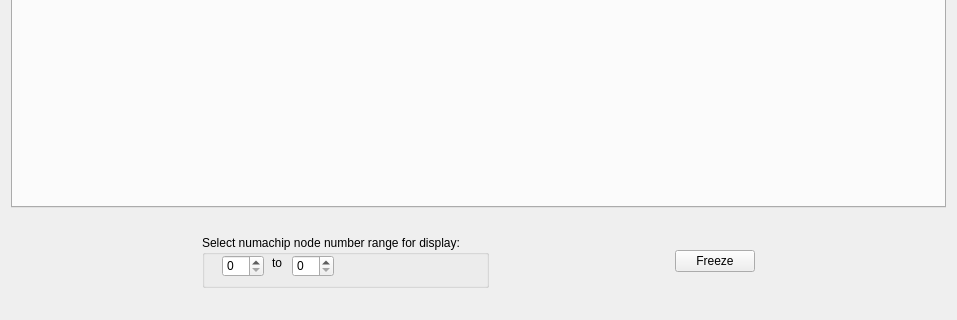
Qt form os/nc-gui/nc-stat3/mpistat.ui (numascale/nc-utils) before a commit; both pictures show x 0 to 957 and y 502 to 822 of the 957 by 822 pixel window.
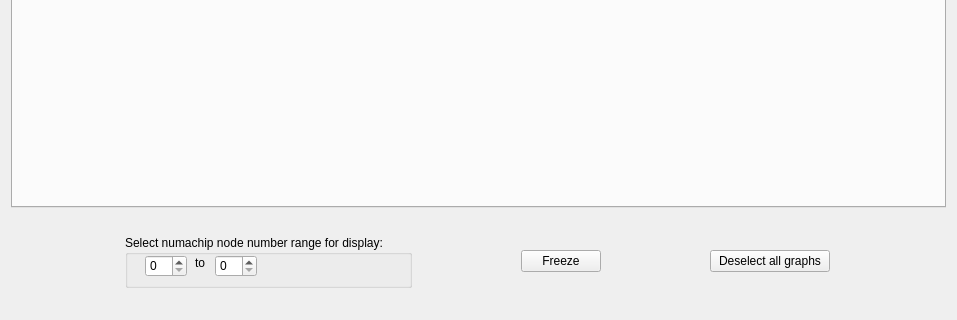
The same form after that commit.

```diff
--- a/os/nc-gui/nc-stat3/mpistat.ui
+++ b/os/nc-gui/nc-stat3/mpistat.ui
@@ -133,6 +133,9 @@
               <height>22</height>
              </rect>
             </property>
+            <property name="maximum">
+             <number>4096</number>
+            </property>
            </widget>
            <widget class="QLabel" name="label">
             <property name="geometry">
@@ -156,6 +159,9 @@
               <height>22</height>
              </rect>
             </property>
+            <property name="maximum">
+             <number>4096</number>
+            </property>
            </widget>
           </widget>
          </item>
@@ -182,6 +188,25 @@
            </item>
           </layout>
          </item>
+         <item>
+          <widget class="QPushButton" name="pushButton_2">
+           <property name="sizePolicy">
+            <sizepolicy hsizetype="Minimum" vsizetype="Fixed">
+             <horstretch>0</horstretch>
+             <verstretch>0</verstretch>
+            </sizepolicy>
+           </property>
+           <property name="maximumSize">
+            <size>
+             <width>120</width>
+             <height>16777215</height>
+            </size>
+           </property>
+           <property name="text">
+            <string>Deselect all graphs</string>
+           </property>
+          </widget>
+         </item>
         </layout>
        </widget>
       </item>
```
